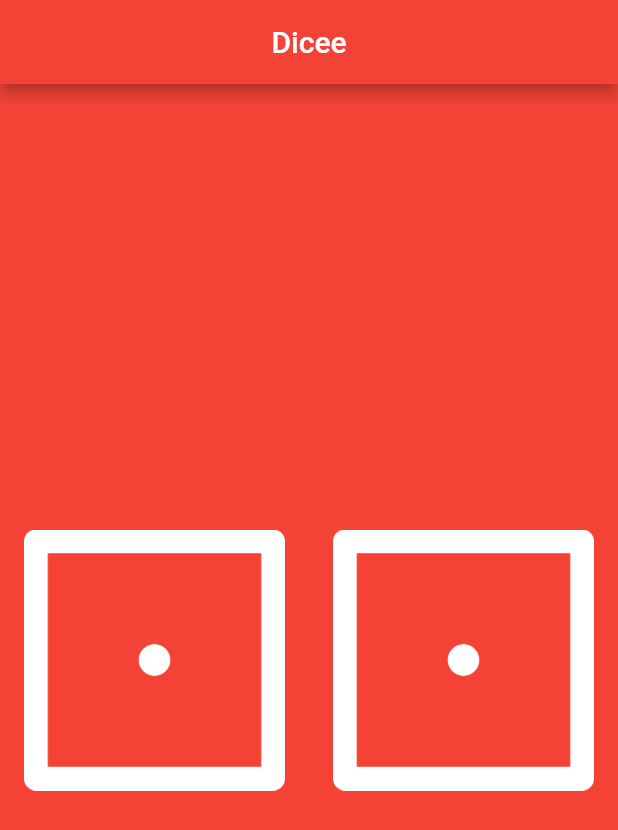
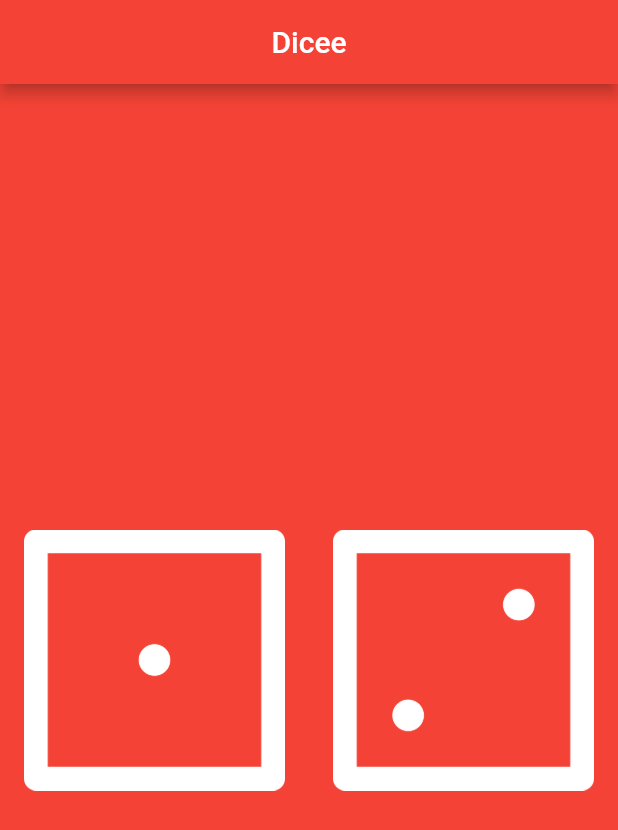
Before and after one commit to MuursaleenBats/dice_flutter, a Flutter app: the screen it shows after launch, on a phone screen of 412 x 824 dp. Shown: the top 830 px of the screen. Run offline on Flutter 3.47's test engine with Material 2 defaults, Android fonts, the phone set to English and light mode, and no system bars.

Commit message:
Variables added inside onPressed

```diff
--- a/lib/main.dart
+++ b/lib/main.dart
@@ -18,6 +18,8 @@ void main() {
 class DicePage extends StatelessWidget {
   @override
   Widget build(BuildContext context) {
+    var leftDiceNumber = 1;
+    var rightDiceNumber = 2;
     return Center(
       child: Row(
         children: [
@@ -28,7 +30,7 @@ class DicePage extends StatelessWidget {
                 onPressed: () {
                   print("Left Button pressed");
                 },
-                child: Image.asset('images/dice1.png'),
+                child: Image.asset('images/dice$leftDiceNumber.png'),
               ),
             ),
           ),
@@ -39,7 +41,7 @@ class DicePage extends StatelessWidget {
                 onPressed: () {
                   print('Right Button pressed');
                 },
-                child: Image.asset('images/dice1.png'),
+                child: Image.asset('images/dice$rightDiceNumber.png'),
               ),
             ),
           ),
```
